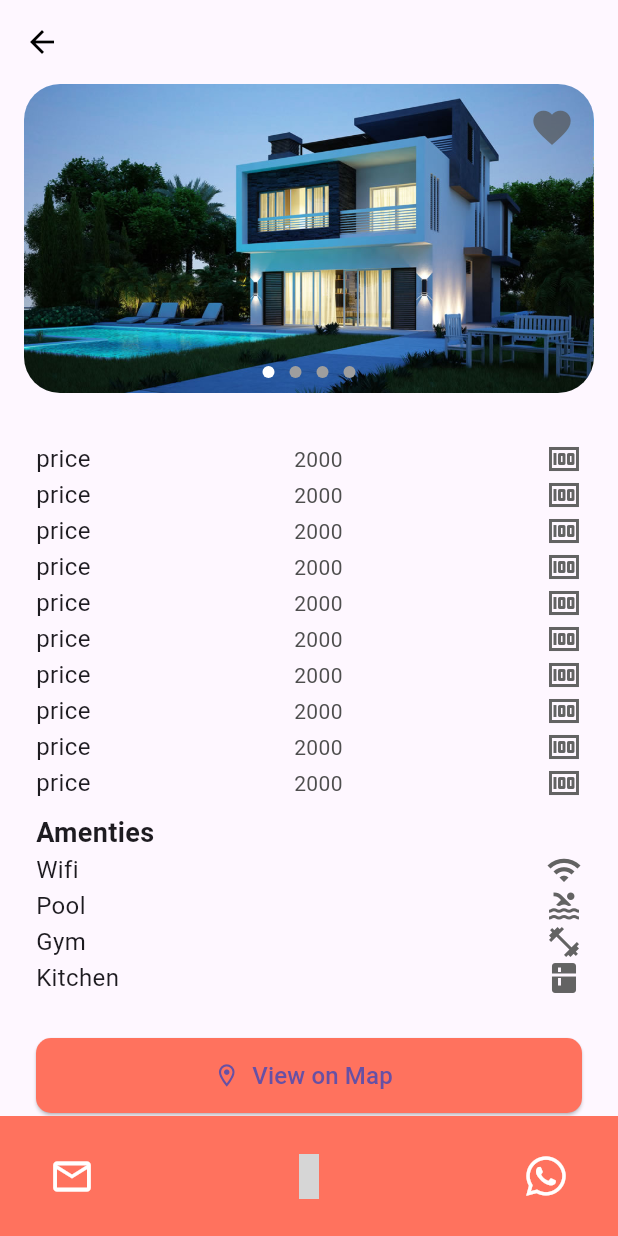
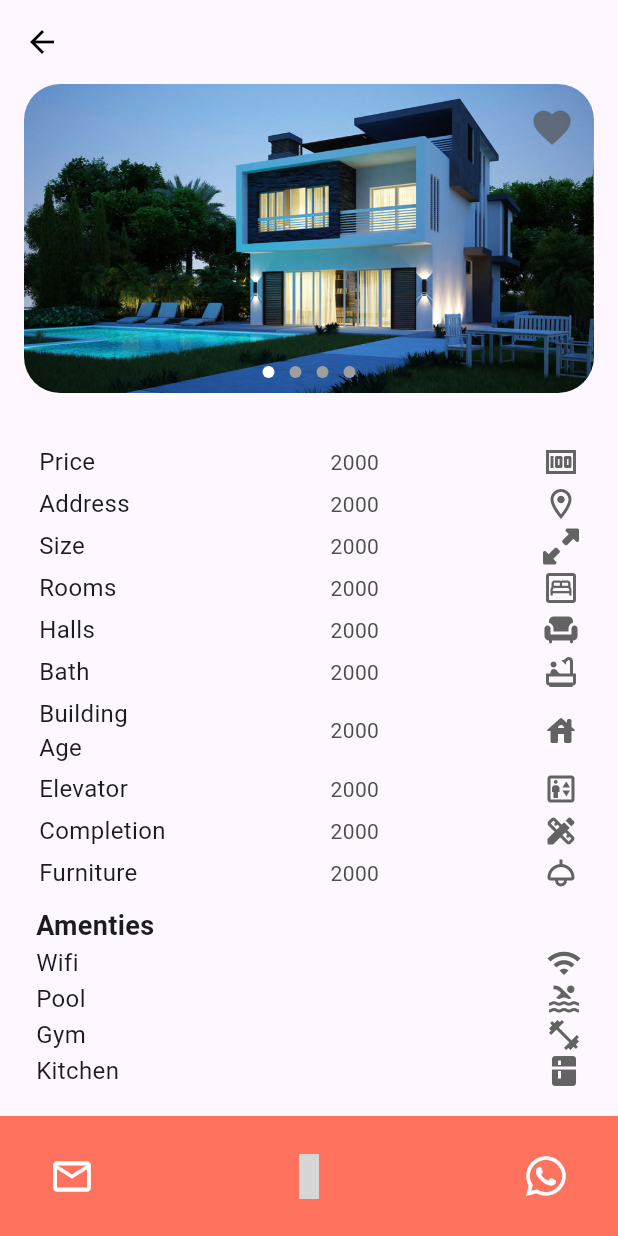
Before and after one commit to mansour571/DeyarakApp, a Flutter app: the PropertyDetailesView screen opened directly, on a phone screen of 412 x 824 dp. Run offline on Flutter 3.47's test engine with Material 3 defaults, Android fonts, the phone set to English and light mode, and no system bars; our stand-ins replace animated_text_kit, flutter_animate, font_awesome_flutter, get, go_router, google_maps_flutter and 1 more; missing offline and left inert: flaticon_downloader; grey boxes are pictures that could not be loaded.

Commit message:
create propertyinfoicon function in property model

```diff
--- a/lib/Featurs/Home/data/propertymodel.dart
+++ b/lib/Featurs/Home/data/propertymodel.dart
@@ -24,7 +24,7 @@ abstract class PropertyModel {
     } else if (amentyname == 'Heating') {
       return Icons.fireplace_sharp;
     } else if (amentyname == 'Smoke Alarm') {
-      return FontAwesomeIcons.houseFire;
+      return FontAwesomeIcons.fire;
     } else if (amentyname == 'Air Conditioner') {
       return FontAwesomeIcons.snowflake;
     } else if (amentyname == 'Security') {
@@ -35,4 +35,40 @@ abstract class PropertyModel {
       return Icons.no_photography_rounded;
     }
   }
+
+  static IconData propertyInfoIcon({required String label}) {
+    if (label == 'Price') {
+      return Icons.money_outlined;
+    }
+
+    if (label == 'Address') {
+      return Icons.location_on_outlined;
+    }
+    if (label == 'Size') {
+      return FontAwesomeIcons.upRightAndDownLeftFromCenter;
+    }
+    if (label == 'Rooms') {
+      return Icons.bedroom_parent_outlined;
+    }
+    if (label == 'Halls') {
+      return Icons.chair;
+    }
+    if (label == 'Bath') {
+      return Icons.bathtub_outlined;
+    }
+    if (label == 'Building Age') {
+      return Icons.house_rounded;
+    }
+    if (label == 'Elevator') {
+      return Icons.elevator_outlined;
+    }
+    if (label == 'Completion') {
+      return Icons.design_services_rounded;
+    }
+    if (label == 'Furniture') {
+      return Icons.light_outlined;
+    } else {
+      return Icons.no_photography_rounded;
+    }
+  }
 }
--- a/lib/Featurs/Home/presentation/views/widgets/property_detailes_widgets/amenties.dart
+++ b/lib/Featurs/Home/presentation/views/widgets/property_detailes_widgets/amenties.dart
@@ -14,7 +14,11 @@ class Amenties extends StatelessWidget {
     'Parking',
     'Air Conditioner',
     'Power Packup',
-    'Security'
+    'Security',
+    'TV',
+    'Smoke Alarm',
+    'Washer',
+    'Heating'
   ];
   @override
   Widget build(BuildContext context) {
--- a/lib/Featurs/Home/presentation/views/widgets/property_detailes_widgets/property_info_column.dart
+++ b/lib/Featurs/Home/presentation/views/widgets/property_detailes_widgets/property_info_column.dart
@@ -1,18 +1,32 @@
+import 'package:deyarakapp/Featurs/Home/data/propertymodel.dart';
 import 'package:deyarakapp/Featurs/Home/presentation/views/widgets/property_detailes_widgets/property_info_row.dart';
 import 'package:flutter/material.dart';
 
 class ProprtyInfoColumn extends StatelessWidget {
   const ProprtyInfoColumn({super.key});
-
+  final List<String> propertyinfo = const [
+    'Price',
+    'Address',
+    'Size',
+    'Rooms',
+    'Halls',
+    'Bath',
+    'Building Age',
+    'Elevator',
+    'Completion',
+    'Furniture'
+  ];
   @override
   Widget build(BuildContext context) {
     return ListView.builder(
       shrinkWrap: true,
       physics: const NeverScrollableScrollPhysics(),
-      itemCount: 10,
+      itemCount: propertyinfo.length,
       itemBuilder: (context, index) {
-        return const PropertyInfoRow(
-            label: 'price', value: '2000', icon: Icons.money);
+        return PropertyInfoRow(
+            label: propertyinfo[index],
+            value: '2000',
+            icon: PropertyModel.propertyInfoIcon(label: propertyinfo[index]));
       },
     );
   }
--- a/lib/Featurs/Home/presentation/views/widgets/property_detailes_widgets/property_info_row.dart
+++ b/lib/Featurs/Home/presentation/views/widgets/property_detailes_widgets/property_info_row.dart
@@ -11,12 +11,17 @@ class PropertyInfoRow extends StatelessWidget {
   final IconData icon;
   @override
   Widget build(BuildContext context) {
-    return Row(
+    return Padding(
+      padding: const EdgeInsets.all(2),
+      child: Row(
         mainAxisAlignment: MainAxisAlignment.spaceBetween,
         children: [
-        Text(
+          SizedBox(
+            width: 85,
+            child: Text(
               label,
               style: const TextStyle(fontSize: 16),
+            ),
           ),
           Text(
             value,
@@ -27,6 +32,7 @@ class PropertyInfoRow extends StatelessWidget {
             color: Color.fromARGB(255, 99, 99, 99),
           ),
         ],
+      ),
     );
   }
 }
--- a/pubspec.yaml
+++ b/pubspec.yaml
@@ -39,6 +39,8 @@ dependencies:
   go_router: ^13.2.0
   google_maps_flutter: ^2.0.0
   iconsax: ^0.0.8
+  material_design_icons_flutter: ^7.0.7296
+  material_icons_named: ^3.16.0
   provider: ^6.1.2
   theme_provider: ^0.6.0
   url_launcher: ^6.2.4
```
Also changed, not shown: pubspec.lock. Lines whose indentation alone changed are shown as unchanged.
